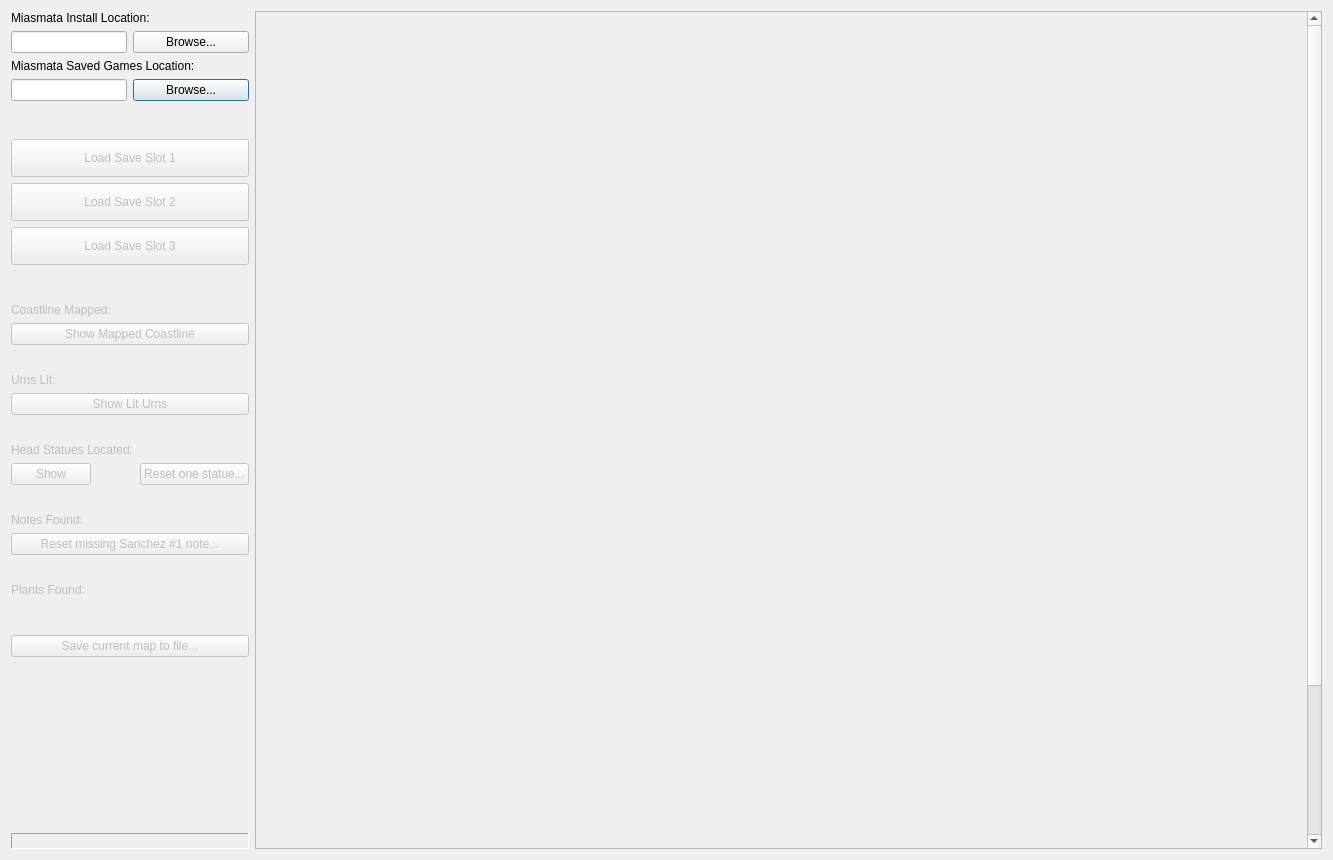
Old version of the form miaschiev.ui in the repository DarkStarSword/miasmata-fixes.
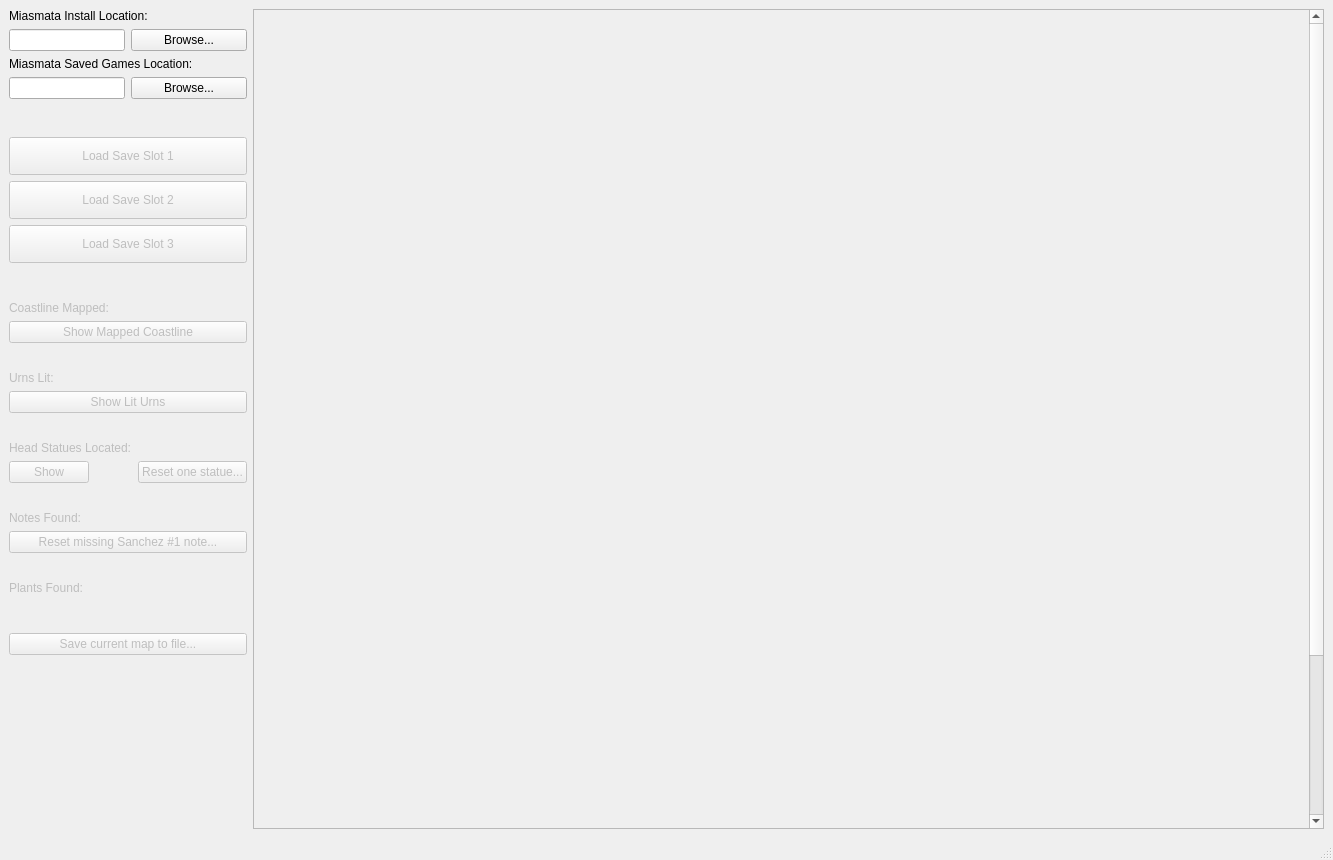
New version of the form.

Commit message: Miaschiev: Switch to QMainWindow with a proper status bar

```diff
--- a/miaschiev.ui
+++ b/miaschiev.ui
@@ -1,7 +1,7 @@
 <?xml version="1.0" encoding="UTF-8"?>
 <ui version="4.0">
  <class>Miaschiev</class>
- <widget class="QDialog" name="Miaschiev">
+ <widget class="QMainWindow" name="Miaschiev">
   <property name="geometry">
    <rect>
     <x>0</x>
@@ -13,6 +13,7 @@
   <property name="windowTitle">
    <string>Mias(Achievement)mata</string>
   </property>
+  <widget class="QWidget" name="centralwidget">
   <layout class="QHBoxLayout" name="horizontalLayout_2" stretch="0,0">
    <item>
     <layout class="QVBoxLayout" name="verticalLayout">
@@ -419,19 +420,6 @@
        </property>
       </spacer>
      </item>
-     <item>
-      <widget class="QLabel" name="progress">
-       <property name="frameShape">
-        <enum>QFrame::Panel</enum>
-       </property>
-       <property name="frameShadow">
-        <enum>QFrame::Sunken</enum>
-       </property>
-       <property name="text">
-        <string/>
-       </property>
-      </widget>
-     </item>
     </layout>
    </item>
    <item>
@@ -470,6 +458,8 @@
     </widget>
    </item>
   </layout>
+  </widget>
+  <widget class="QStatusBar" name="statusBar"/>
  </widget>
  <tabstops>
   <tabstop>install_path</tabstop>
```
Lines whose indentation alone changed are shown as unchanged. The commit also changes 2 other files.
